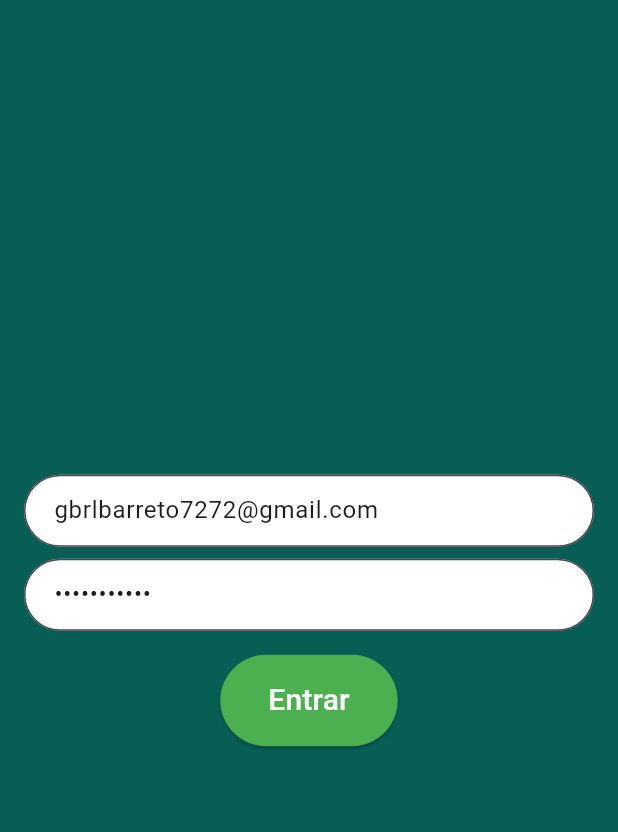
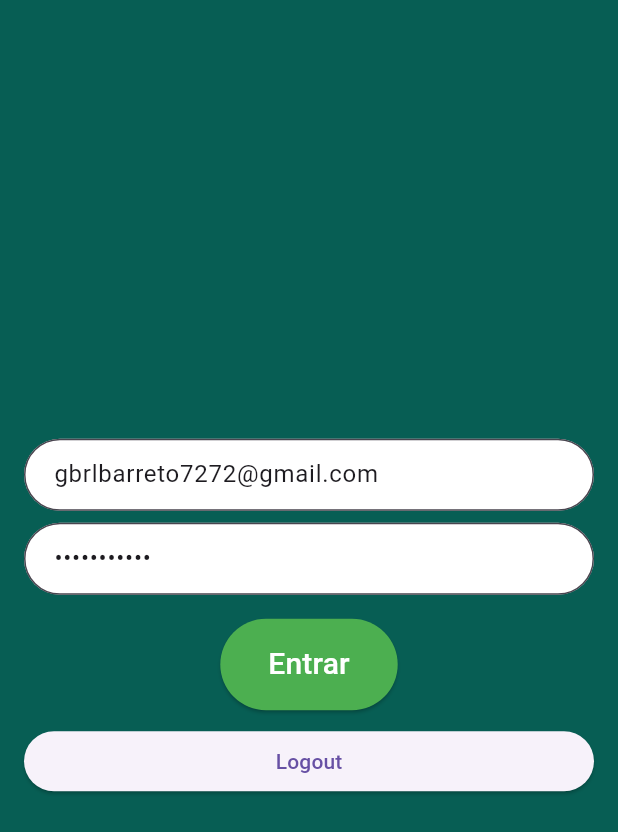
Before and after one commit to gbrlbarreto/Auth0_Flutter, a Flutter app: the screen it shows after launch, after a tap on "Entrar", on a phone screen of 412 x 824 dp. Shown: the top 832 px of the screen. Run offline on Flutter 3.47's test engine with Material 3 defaults, Android fonts, the phone set to English and light mode, and no system bars; missing offline and left inert: auth0_flutter.

Commit message:
adicionar log out

```diff
--- a/lib/Login.dart
+++ b/lib/Login.dart
@@ -1,23 +1,30 @@
+import 'package:auth0_flutter/auth0_flutter.dart';
 import 'package:auth0test/Home.dart';
 import 'package:auth0test/model/Usuario.dart';
 import 'package:flutter/material.dart';
-import 'package:auth0_flutter/auth0_flutter.dart';
-import 'profile_view.dart';
+import 'package:http/http.dart' as http;
 
 class Login extends StatefulWidget {
+  const Login({super.key});
+
   @override
   State<Login> createState() => _LoginState();
 }
 
 class _LoginState extends State<Login> {
-
   Credentials? _credentials;
 
   late Auth0 auth0;
 
-  TextEditingController _controllerEmail = TextEditingController(text: 'gbrlbarreto7272@gmail.com');
-  TextEditingController _controllerSenha = TextEditingController(text: 'Ls19031996!');
+  final TextEditingController _controllerEmail =
+      TextEditingController(text: 'gbrlbarreto7272@gmail.com');
+  final TextEditingController _controllerSenha =
+      TextEditingController(text: 'Ls19031996!');
   bool isLoading = false;
+  String? idToken;
+  final String domain = 'dev-3or80za1jx5523rh.us.auth0.com';
+  final String clientId = '0EoobKJ7DtyWJA2a677hi9sLmfxtfmQJ';
+  final String redirectUri = 'com.example.app://login-callback';
 
   _logarUsuario() async {
     setState(() {
@@ -38,19 +45,13 @@ class _LoginState extends State<Login> {
         scopes: {'openid', 'profile', 'email', 'offline_access'},
       );
       print(result);
+      idToken = result.idToken;
 
       // Verifica se o login foi bem-sucedido
-      if (result != null && result.accessToken != null) {
       Navigator.pushReplacement(
         context,
         MaterialPageRoute(builder: (context) => Home()),
       );
-      } else {
-        // Caso o login falhe, exiba uma mensagem de erro
-        ScaffoldMessenger.of(context).showSnackBar(
-          SnackBar(content: Text('Erro ao realizar login. Tente novamente.')),
-        );
-      }
     } catch (e) {
       print("Erro no login: $e");
       // Exibe uma mensagem de erro em caso de falha
@@ -60,10 +61,36 @@ class _LoginState extends State<Login> {
     });
   }
 
+  Future<void> logout() async {
+    if (idToken == null) {
+      print('ID Token não encontrado!');
+      return;
+    }
+
+    final String logoutUrl =
+        'https://$domain/oidc/logout?id_token_hint=$idToken&post_logout_redirect_uri=$redirectUri';
+
+    try {
+      final response = await http.get(Uri.parse(logoutUrl));
+
+      if (response.statusCode == 200) {
+        setState(() {
+          idToken = null;
+        });
+        print('Logout bem-sucedido!');
+      } else {
+        print('Erro ao fazer logout: ${response.body}');
+      }
+    } catch (e) {
+      print('Erro ao fazer logout: $e');
+    }
+  }
+
   @override
   void initState() {
     super.initState();
-    auth0 = Auth0('dev-3or80za1jx5523rh.us.auth0.com', '0EoobKJ7DtyWJA2a677hi9sLmfxtfmQJ');
+    auth0 = Auth0('dev-3or80za1jx5523rh.us.auth0.com',
+        '0EoobKJ7DtyWJA2a677hi9sLmfxtfmQJ');
   }
 
   @override
@@ -79,7 +106,7 @@ class _LoginState extends State<Login> {
               children: <Widget>[
                 Padding(
                   padding: EdgeInsets.only(bottom: 8),
-                child: Container(
+                  child: SizedBox(
                     width: 300,
                     child: TextField(
                       controller: _controllerEmail,
@@ -92,13 +119,12 @@ class _LoginState extends State<Login> {
                         filled: true,
                         fillColor: Colors.white,
                         border: OutlineInputBorder(
-                        borderRadius: BorderRadius.circular(32)
+                            borderRadius: BorderRadius.circular(32)),
                       ),
                     ),
                   ),
                 ),
-              ),
-                Container(
+                SizedBox(
                   width: 300,
                   child: TextField(
                     controller: _controllerSenha,
@@ -111,25 +137,16 @@ class _LoginState extends State<Login> {
                       filled: true,
                       fillColor: Colors.white,
                       border: OutlineInputBorder(
-                      borderRadius: BorderRadius.circular(32)
-                    ),
+                          borderRadius: BorderRadius.circular(32)),
                     ),
                   ),
                 ),
                 Padding(
                   padding: EdgeInsets.only(top: 16, bottom: 10),
                   child: Center(
-                    child:
-                        isLoading
+                    child: isLoading
                         ? CircularProgressIndicator()
                         : ElevatedButton(
-                              child: Text(
-                                "Entrar",
-                                style: TextStyle(
-                                  color: Colors.white,
-                                  fontSize: 20,
-                                ),
-                              ),
                             style: ButtonStyle(
                               backgroundColor: WidgetStateProperty.all(
                                 Colors.green,
@@ -146,9 +163,21 @@ class _LoginState extends State<Login> {
                             onPressed: () {
                               _logarUsuario();
                             },
+                            child: Text(
+                              "Entrar",
+                              style: TextStyle(
+                                color: Colors.white,
+                                fontSize: 20,
                               ),
                             ),
                           ),
+                  ),
+                ),
+                ElevatedButton(
+                    onPressed: () {
+                      logout();
+                    },
+                    child: Text('Logout'))
               ],
             ),
           ),
--- a/lib/main.dart
+++ b/lib/main.dart
@@ -1,4 +1,4 @@
-import 'package:auth0test/Login.dart';
+import 'package:auth0test/login.dart';
 import 'package:flutter/material.dart';
 
 void main() {
--- a/lib/main_view.dart
+++ b/lib/main_view.dart
@@ -3,7 +3,7 @@ import 'package:flutter/material.dart';
 import 'profile_view.dart';
 
 class MainView extends StatefulWidget {
-  const MainView({Key? key}) : super(key: key);
+  const MainView({super.key});
 
   @override
   State<MainView> createState() => _MainViewState();
--- a/lib/profile_view.dart
+++ b/lib/profile_view.dart
@@ -2,7 +2,7 @@ import 'package:auth0_flutter/auth0_flutter.dart';
 import 'package:flutter/material.dart';
 
 class ProfileView extends StatelessWidget {
-  const ProfileView({Key? key, required this.user}) : super(key: key);
+  const ProfileView({super.key, required this.user});
 
   final UserProfile user;
 
--- a/pubspec.yaml
+++ b/pubspec.yaml
@@ -35,6 +35,7 @@ dependencies:
   # Use with the CupertinoIcons class for iOS style icons.
   cupertino_icons: ^1.0.8
   auth0_flutter: ^1.9.0
+  http: ^1.3.0
 
 dev_dependencies:
   flutter_test:
```
Also changed, not shown: pubspec.lock. Lines whose indentation alone changed are shown as unchanged.
